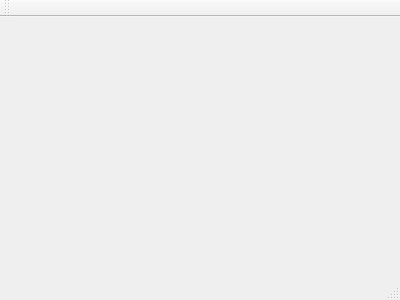
The window that mainwindow.ui (LouisVraie/dbManagerApp) describes before a commit, drawn with Qt 5.
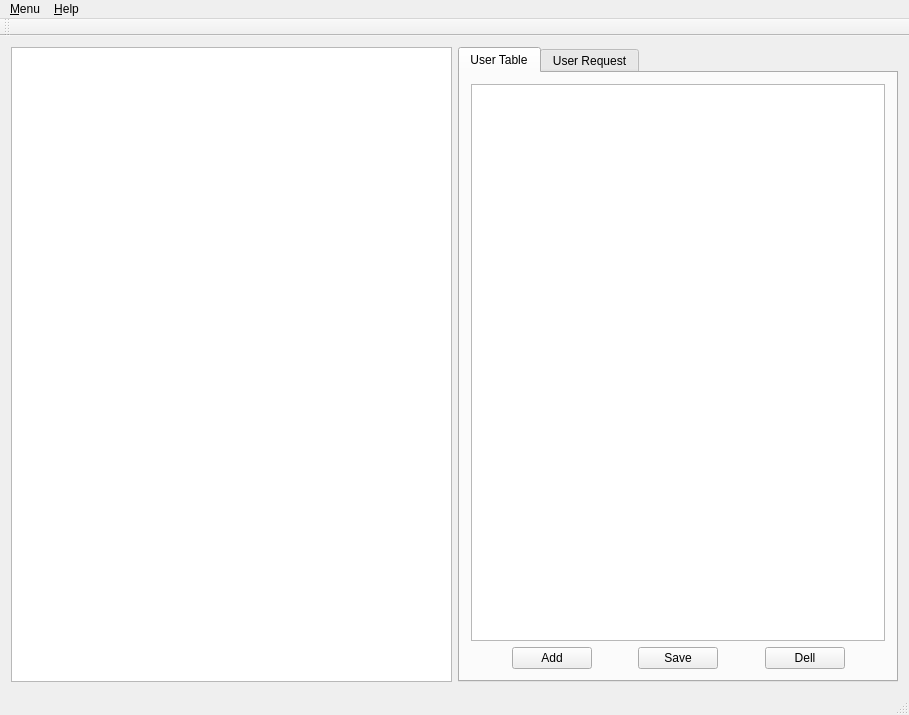
The same window after the commit.

Commit message: Envoie de l'ui

Diff of the .ui file:
```diff
--- a/mainwindow.ui
+++ b/mainwindow.ui
@@ -1,24 +1,203 @@
 <ui version="4.0">
  <class>MainWindow</class>
- <widget class="QMainWindow" name="MainWindow" >
-  <property name="geometry" >
+ <widget class="QMainWindow" name="MainWindow">
+  <property name="geometry">
    <rect>
     <x>0</x>
     <y>0</y>
-    <width>400</width>
-    <height>300</height>
+    <width>909</width>
+    <height>715</height>
    </rect>
   </property>
   <property name="windowTitle" >
    <string>MainWindow</string>
   </property>
-  <widget class="QMenuBar" name="menuBar" />
-  <widget class="QToolBar" name="mainToolBar" />
-  <widget class="QWidget" name="centralWidget" />
-  <widget class="QStatusBar" name="statusBar" />
+  <widget class="QWidget" name="centralWidget">
+   <layout class="QVBoxLayout" name="verticalLayout">
+    <item>
+     <layout class="QHBoxLayout" name="horizontalLayout">
+      <item>
+       <widget class="QListWidget" name="listWidget_ListeTable"/>
+      </item>
+      <item>
+       <widget class="QTabWidget" name="tabWidget">
+        <property name="currentIndex">
+         <number>0</number>
+        </property>
+        <widget class="QWidget" name="tab_TableUtilisateur">
+         <attribute name="title">
+          <string>User Table</string>
+         </attribute>
+         <layout class="QVBoxLayout" name="verticalLayout_3">
+          <item>
+           <widget class="QTableWidget" name="tableWidget_Table"/>
+          </item>
+          <item>
+           <layout class="QHBoxLayout" name="horizontalLayout_2">
+            <item>
+             <spacer name="horizontalSpacer">
+              <property name="orientation">
+               <enum>Qt::Horizontal</enum>
+              </property>
+              <property name="sizeHint" stdset="0">
+               <size>
+                <width>40</width>
+                <height>20</height>
+               </size>
+              </property>
+             </spacer>
+            </item>
+            <item>
+             <widget class="QPushButton" name="pushButton_Ajouter">
+              <property name="text">
+               <string>Add</string>
+              </property>
+             </widget>
+            </item>
+            <item>
+             <spacer name="horizontalSpacer_2">
+              <property name="orientation">
+               <enum>Qt::Horizontal</enum>
+              </property>
+              <property name="sizeHint" stdset="0">
+               <size>
+                <width>40</width>
+                <height>20</height>
+               </size>
+              </property>
+             </spacer>
+            </item>
+            <item>
+             <widget class="QPushButton" name="pushButton_Sauvegarder">
+              <property name="text">
+               <string>Save</string>
+              </property>
+             </widget>
+            </item>
+            <item>
+             <spacer name="horizontalSpacer_3">
+              <property name="orientation">
+               <enum>Qt::Horizontal</enum>
+              </property>
+              <property name="sizeHint" stdset="0">
+               <size>
+                <width>40</width>
+                <height>20</height>
+               </size>
+              </property>
+             </spacer>
+            </item>
+            <item>
+             <widget class="QPushButton" name="pushButton_Supprimer">
+              <property name="text">
+               <string>Dell</string>
+              </property>
+             </widget>
+            </item>
+            <item>
+             <spacer name="horizontalSpacer_4">
+              <property name="orientation">
+               <enum>Qt::Horizontal</enum>
+              </property>
+              <property name="sizeHint" stdset="0">
+               <size>
+                <width>40</width>
+                <height>20</height>
+               </size>
+              </property>
+             </spacer>
+            </item>
+           </layout>
+          </item>
+         </layout>
+        </widget>
+        <widget class="QWidget" name="tab_RequeteUtilisateur">
+         <attribute name="title">
+          <string>User Request</string>
+         </attribute>
+         <layout class="QVBoxLayout" name="verticalLayout_2">
+          <item>
+           <widget class="QPlainTextEdit" name="plainTextEdit_RequeteSQL"/>
+          </item>
+          <item>
+           <layout class="QHBoxLayout" name="horizontalLayout_3">
+            <item>
+             <spacer name="horizontalSpacer_5">
+              <property name="orientation">
+               <enum>Qt::Horizontal</enum>
+              </property>
+              <property name="sizeHint" stdset="0">
+               <size>
+                <width>40</width>
+                <height>20</height>
+               </size>
+              </property>
+             </spacer>
+            </item>
+            <item>
+             <widget class="QPushButton" name="pushButton_Executer">
+              <property name="text">
+               <string>Excute</string>
+              </property>
+             </widget>
+            </item>
+           </layout>
+          </item>
+          <item>
+           <widget class="QListWidget" name="listWidget_ResultatRequeteSQL"/>
+          </item>
+         </layout>
+        </widget>
+       </widget>
+      </item>
+     </layout>
+    </item>
+   </layout>
+  </widget>
+  <widget class="QMenuBar" name="menuBar">
+   <property name="geometry">
+    <rect>
+     <x>0</x>
+     <y>0</y>
+     <width>909</width>
+     <height>24</height>
+    </rect>
+   </property>
+   <widget class="QMenu" name="menu_Menu">
+    <property name="title">
+     <string>&amp;Menu</string>
+    </property>
+    <addaction name="action_Quiter"/>
+   </widget>
+   <widget class="QMenu" name="menu_Aide">
+    <property name="title">
+     <string>&amp;Help</string>
+    </property>
+   </widget>
+   <addaction name="menu_Menu"/>
+   <addaction name="menu_Aide"/>
+  </widget>
+  <widget class="QToolBar" name="mainToolBar">
+   <attribute name="toolBarArea">
+    <enum>TopToolBarArea</enum>
+   </attribute>
+   <attribute name="toolBarBreak">
+    <bool>false</bool>
+   </attribute>
+  </widget>
+  <widget class="QStatusBar" name="statusBar"/>
+  <action name="action_Quiter">
+   <property name="text">
+    <string>&amp;Quite</string>
+   </property>
+  </action>
+  <action name="action_D_connexion">
+   <property name="text">
+    <string>&amp;Déconnexion </string>
+   </property>
+  </action>
  </widget>
- <layoutDefault spacing="6" margin="11" />
- <pixmapfunction></pixmapfunction>
+ <layoutdefault spacing="6" margin="11"/>
  <resources/>
  <connections/>
 </ui>
```
Left out of the diff: 5 changed lines with no effect on the pictures.
